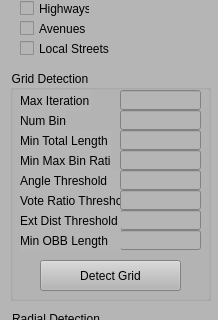
Before: the Qt Designer form RoadFeatureExplorer/ControlWidget.ui in gnishida/RoadFeatureExplorer, drawn with Qt 5; both pictures show x 0 to 218 and y 0 to 320 of the 218 by 888 pixel window.
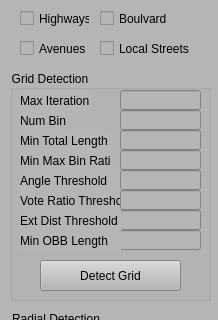
After: the same form once the commit is applied.

```diff
--- a/RoadFeatureExplorer/ControlWidget.ui
+++ b/RoadFeatureExplorer/ControlWidget.ui
@@ -634,7 +634,7 @@
     <property name="geometry">
      <rect>
       <x>20</x>
-      <y>20</y>
+      <y>40</y>
       <width>70</width>
       <height>17</height>
      </rect>
@@ -646,7 +646,7 @@
    <widget class="QCheckBox" name="checkBoxRoadTypeLocalStreet">
     <property name="geometry">
      <rect>
-      <x>20</x>
+      <x>100</x>
       <y>40</y>
       <width>91</width>
       <height>17</height>
@@ -712,7 +712,7 @@
     <property name="geometry">
      <rect>
       <x>20</x>
-      <y>0</y>
+      <y>10</y>
       <width>70</width>
       <height>17</height>
      </rect>
@@ -721,6 +721,19 @@
      <string>Highways</string>
     </property>
    </widget>
+   <widget class="QCheckBox" name="checkBoxRoadTypeBoulevard">
+    <property name="geometry">
+     <rect>
+      <x>100</x>
+      <y>10</y>
+      <width>70</width>
+      <height>17</height>
+     </rect>
+    </property>
+    <property name="text">
+     <string>Boulvard</string>
+    </property>
+   </widget>
   </widget>
  </widget>
  <resources/>
```
